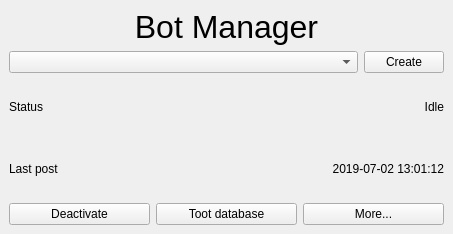
The window that gui/botmanager.ui (Lynnesbian/OldFediBooks) describes before a commit, drawn with Qt 5.
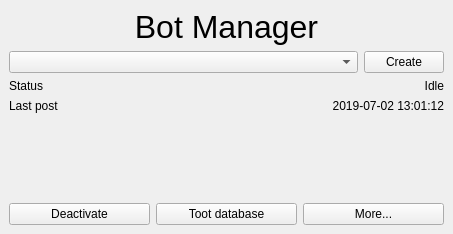
The same window after the commit. Icons and pictures are not drawn.

Commit message: added vertical spacer to botmanager to push buttons to the bottom of the window

The edit to the form file:
```diff
--- a/gui/botmanager.ui
+++ b/gui/botmanager.ui
@@ -104,6 +104,19 @@
       </item>
      </layout>
     </item>
+    <item>
+     <spacer name="verticalSpacer">
+      <property name="orientation">
+       <enum>Qt::Vertical</enum>
+      </property>
+      <property name="sizeHint" stdset="0">
+       <size>
+        <width>20</width>
+        <height>40</height>
+       </size>
+      </property>
+     </spacer>
+    </item>
     <item>
      <layout class="QHBoxLayout" name="horizontalLayout_3">
       <item>
```
